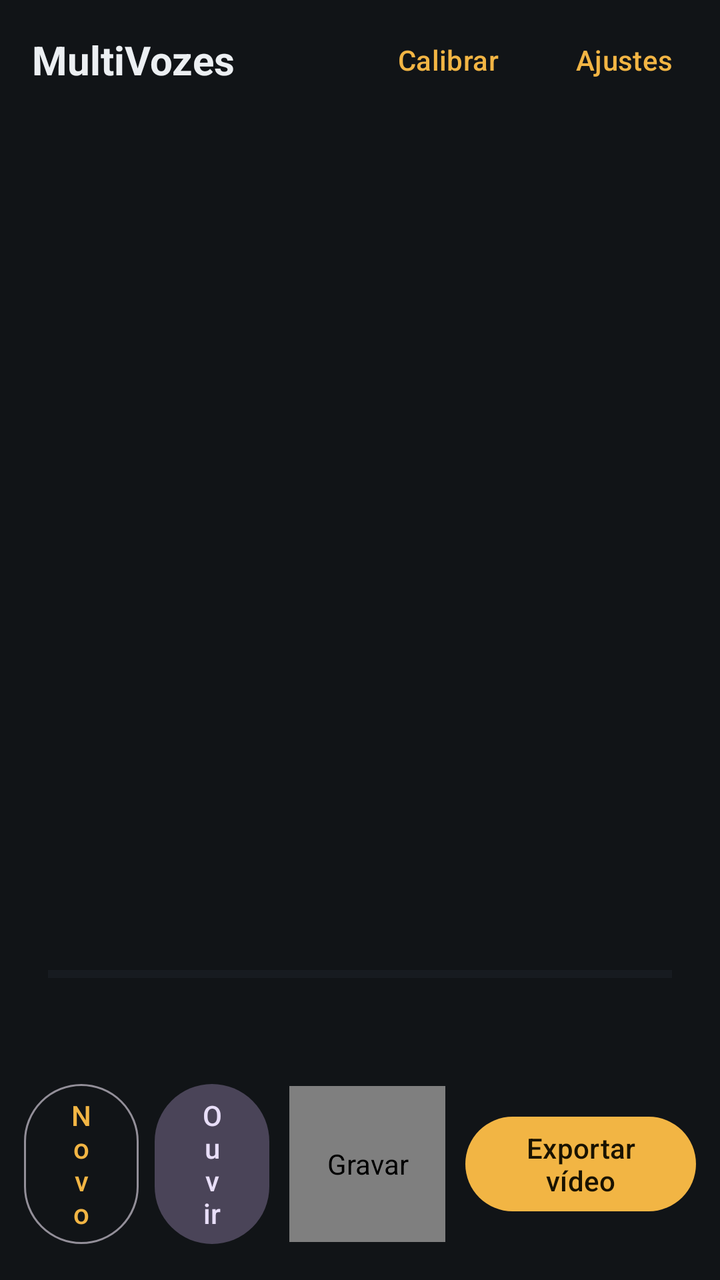
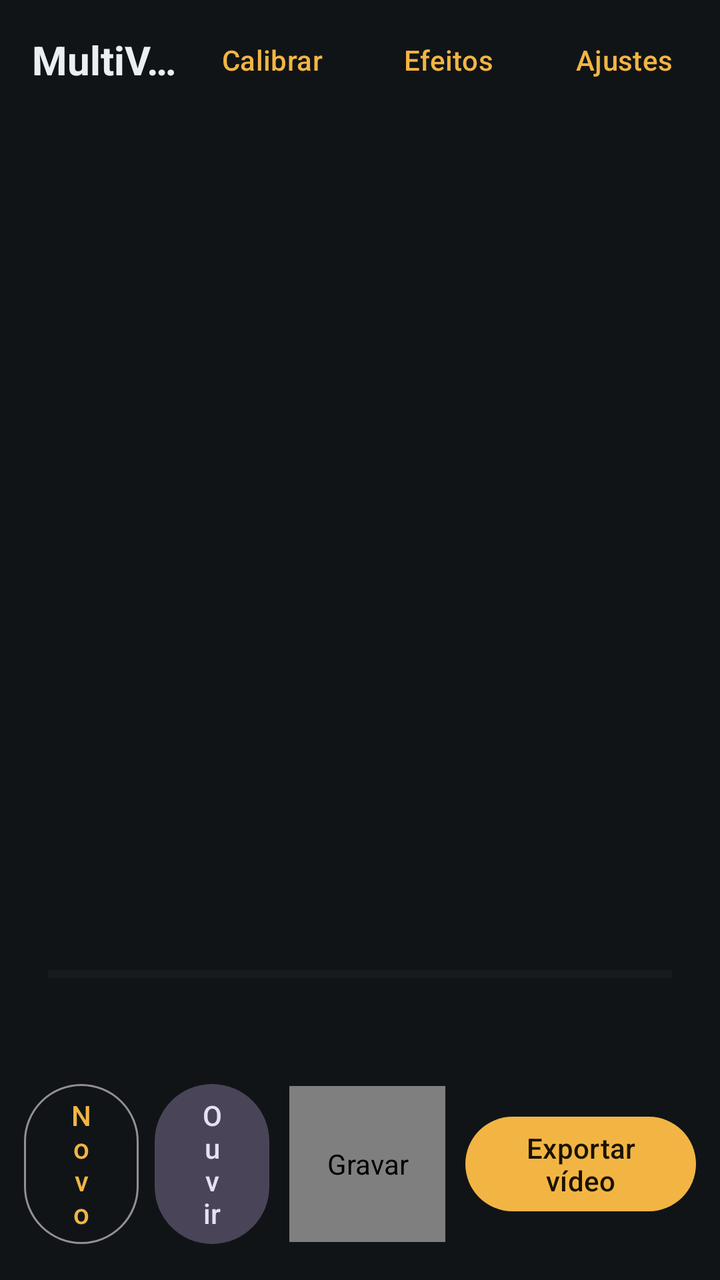

Compare the two renders of this Android layout. The source of the first and the diff that turns it into the second are given below.
<!-- AndroidManifest.xml: application theme Theme.MultiVozes -->
<!-- res/layout/activity_main.xml -->
<?xml version="1.0" encoding="utf-8"?>
<LinearLayout xmlns:android="http://schemas.android.com/apk/res/android"
    android:layout_width="match_parent"
    android:layout_height="match_parent"
    android:background="@color/bg"
    android:fitsSystemWindows="true"
    android:orientation="vertical">

    <LinearLayout
        android:layout_width="match_parent"
        android:layout_height="wrap_content"
        android:gravity="center_vertical"
        android:orientation="horizontal"
        android:paddingStart="16dp"
        android:paddingTop="6dp"
        android:paddingEnd="4dp">

        <TextView
            android:layout_width="0dp"
            android:layout_height="wrap_content"
            android:layout_weight="1"
            android:text="@string/app_name"
            android:textColor="@color/ink"
            android:textSize="20sp"
            android:textStyle="bold" />

        <com.google.android.material.button.MaterialButton
            android:id="@+id/btnCalib"
            style="@style/Widget.Material3.Button.TextButton"
            android:layout_width="wrap_content"
            android:layout_height="wrap_content"
            android:text="Calibrar" />

        <com.google.android.material.button.MaterialButton
            android:id="@+id/btnSettings"
            style="@style/Widget.Material3.Button.TextButton"
            android:layout_width="wrap_content"
            android:layout_height="wrap_content"
            android:text="Ajustes" />
    </LinearLayout>

    <TextView
        android:id="@+id/txtLatency"
        android:layout_width="match_parent"
        android:layout_height="wrap_content"
        android:paddingStart="16dp"
        android:paddingEnd="16dp"
        android:paddingBottom="6dp"
        android:textColor="@color/ink_dim"
        android:textSize="12sp" />

    <FrameLayout
        android:id="@+id/stageHolder"
        android:layout_width="match_parent"
        android:layout_height="0dp"
        android:layout_marginStart="8dp"
        android:layout_marginEnd="8dp"
        android:layout_weight="1" />

    <FrameLayout
        android:id="@+id/cameraParking"
        android:layout_width="1dp"
        android:layout_height="1dp"
        android:visibility="invisible" />

    <ProgressBar
        android:id="@+id/meter"
        style="?android:attr/progressBarStyleHorizontal"
        android:layout_width="match_parent"
        android:layout_height="6dp"
        android:layout_marginStart="24dp"
        android:layout_marginTop="10dp"
        android:layout_marginEnd="24dp"
        android:max="100"
        android:progressTint="@color/ok"
        android:progressBackgroundTint="@color/surface_hi" />

    <TextView
        android:id="@+id/txtStatus"
        android:layout_width="match_parent"
        android:layout_height="wrap_content"
        android:fontFeatureSettings="tnum"
        android:gravity="center"
        android:minLines="2"
        android:paddingStart="16dp"
        android:paddingTop="6dp"
        android:paddingEnd="16dp"
        android:textColor="@color/ink"
        android:textSize="15sp" />

    <LinearLayout
        android:layout_width="match_parent"
        android:layout_height="wrap_content"
        android:gravity="center"
        android:orientation="horizontal"
        android:paddingStart="12dp"
        android:paddingTop="4dp"
        android:paddingEnd="12dp"
        android:paddingBottom="14dp">

        <com.google.android.material.button.MaterialButton
            android:id="@+id/btnNew"
            style="@style/Widget.Material3.Button.OutlinedButton"
            android:layout_width="0dp"
            android:layout_height="wrap_content"
            android:layout_weight="1"
            android:text="Novo" />

        <com.google.android.material.button.MaterialButton
            android:id="@+id/btnPlay"
            style="@style/Widget.Material3.Button.TonalButton"
            android:layout_width="0dp"
            android:layout_height="wrap_content"
            android:layout_marginStart="8dp"
            android:layout_weight="1"
            android:text="Ouvir" />

        <com.marcos.multivozes.RecordButton
            android:id="@+id/btnRec"
            android:layout_width="78dp"
            android:layout_height="78dp"
            android:layout_marginStart="10dp"
            android:layout_marginEnd="10dp"
            android:contentDescription="Gravar" />

        <com.google.android.material.button.MaterialButton
            android:id="@+id/btnExport"
            android:layout_width="0dp"
            android:layout_height="wrap_content"
            android:layout_weight="2"
            android:text="Exportar vídeo" />
    </LinearLayout>
</LinearLayout>
<!-- resources referenced by this layout -->
<resources>
  <color name="bg">#111417</color>
  <color name="ink">#ECEFF2</color>
  <color name="ink_dim">#9AA5B1</color>
  <color name="ok">#4CC38A</color>
  <color name="surface_hi">#262D35</color>
  <string name="app_name">MultiVozes</string>
  <style name="Theme.MultiVozes" parent="Theme.Material3.Dark.NoActionBar">
          <item name="colorPrimary">@color/accent</item>
          <item name="colorOnPrimary">#1A1300</item>
          <item name="colorSecondary">@color/accent</item>
          <item name="colorSurface">@color/surface</item>
          <item name="colorOnSurface">@color/ink</item>
          <item name="android:colorBackground">@color/bg</item>
          <item name="android:windowBackground">@color/bg</item>
          <item name="android:statusBarColor">@color/bg</item>
          <item name="android:navigationBarColor">@color/bg</item>
      </style>
  <color name="accent">#F2B544</color>
  <color name="surface">#1B2026</color>
</resources>

<!-- the commit's change to res/layout/activity_main.xml (unified diff, before → after) -->
@@ -19,6 +19,8 @@
             android:layout_width="0dp"
             android:layout_height="wrap_content"
             android:layout_weight="1"
+            android:ellipsize="end"
+            android:maxLines="1"
             android:text="@string/app_name"
             android:textColor="@color/ink"
             android:textSize="20sp"
@@ -30,6 +32,13 @@
             android:layout_width="wrap_content"
             android:layout_height="wrap_content"
             android:text="Calibrar" />
+
+        <com.google.android.material.button.MaterialButton
+            android:id="@+id/btnFx"
+            style="@style/Widget.Material3.Button.TextButton"
+            android:layout_width="wrap_content"
+            android:layout_height="wrap_content"
+            android:text="Efeitos" />
 
         <com.google.android.material.button.MaterialButton
             android:id="@+id/btnSettings"
